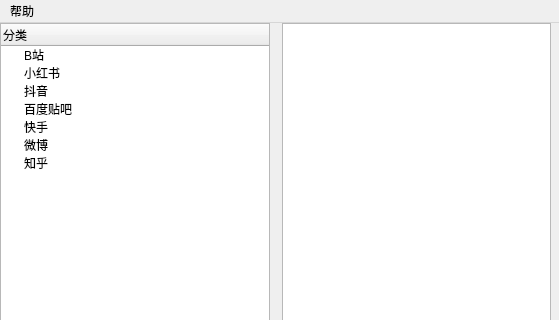
The window that project_all/pro_spider/views/ui/baseui_spider.ui (TaurrBen/PyQt) describes before a commit, drawn with Qt 5; both pictures show x 0 to 559 and y 0 to 320 of the 559 by 597 pixel window.
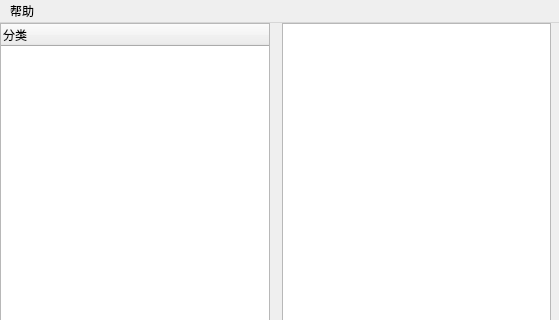
The same window after the commit.

What changed in the file:
```diff
--- a/project_all/pro_spider/views/ui/baseui_spider.ui
+++ b/project_all/pro_spider/views/ui/baseui_spider.ui
@@ -14,7 +14,7 @@
    <string>baseui_spider</string>
   </property>
   <widget class="QWidget" name="centralwidget">
-   <widget class="QWidget" name="">
+   <widget class="QWidget" name="layoutWidget">
     <property name="geometry">
      <rect>
       <x>0</x>
@@ -31,41 +31,6 @@
          <string>分类</string>
         </property>
        </column>
-       <item>
-        <property name="text">
-         <string>B站</string>
-        </property>
-       </item>
-       <item>
-        <property name="text">
-         <string>小红书</string>
-        </property>
-       </item>
-       <item>
-        <property name="text">
-         <string>抖音</string>
-        </property>
-       </item>
-       <item>
-        <property name="text">
-         <string>百度贴吧</string>
-        </property>
-       </item>
-       <item>
-        <property name="text">
-         <string>快手</string>
-        </property>
-       </item>
-       <item>
-        <property name="text">
-         <string>微博</string>
-        </property>
-       </item>
-       <item>
-        <property name="text">
-         <string>知乎</string>
-        </property>
-       </item>
       </widget>
      </item>
      <item>
```
